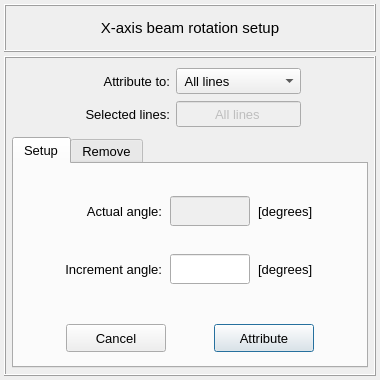
Before: the Qt Designer form pulse/interface/data/ui_files/model/setup/structural/xaxis_beam_rotation_input.ui in open-pulse/OpenPulse, drawn with Qt 5.
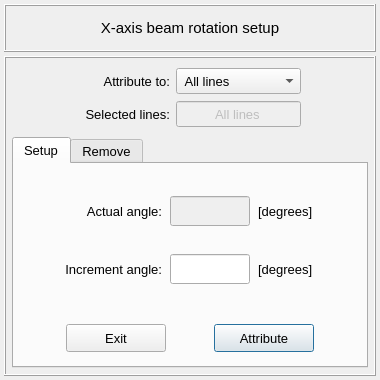
After: the same form once the commit is applied. The open tabs and pages were chosen to show the change.

Commit message: Replace the button text "Cancel" by "Exit"

What changed in the file:
```diff
--- a/pulse/interface/data/ui_files/model/setup/structural/xaxis_beam_rotation_input.ui
+++ b/pulse/interface/data/ui_files/model/setup/structural/xaxis_beam_rotation_input.ui
@@ -582,7 +582,7 @@
                 <string notr="true"/>
                </property>
                <property name="text">
-                <string>Cancel</string>
+                <string>Exit</string>
                </property>
                <property name="autoDefault">
                 <bool>false</bool>
```
Left out of the diff: 4 changed lines with no effect on the pictures. The commit also changes 75 other files.
